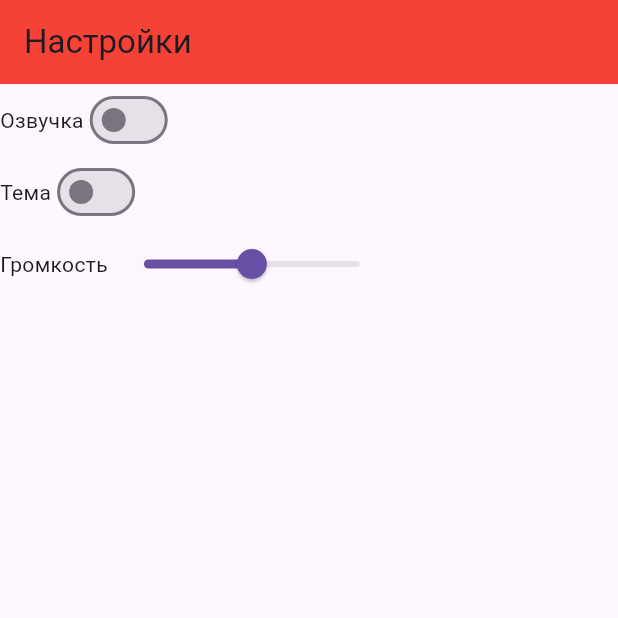
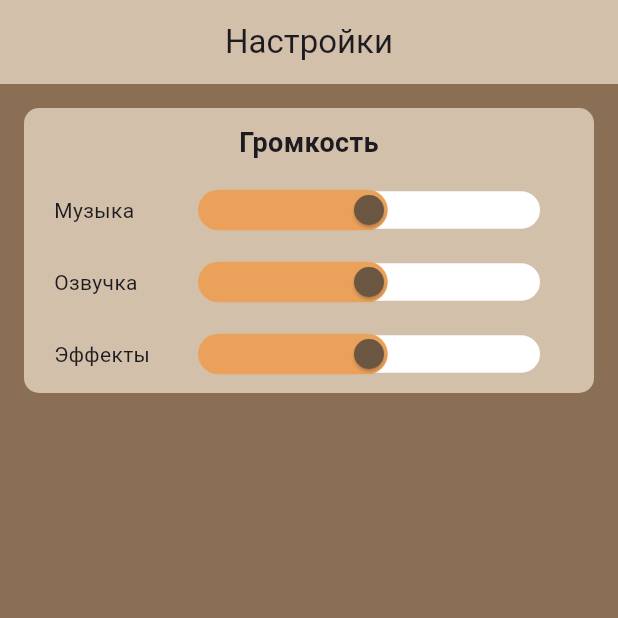
Before and after one commit to Xofty1/ShelterAI, a Flutter app: the screen it shows after launch, on a phone screen of 412 x 824 dp, the top half of it. Run offline on Flutter 3.47's test engine with Material 3 defaults, Android fonts, the phone set to English and light mode, and no system bars; our stand-ins replace shared_preferences.

Commit message:
add settings

```diff
--- a/lib/core/app_shared_preference/app_shared_preference.dart
+++ b/lib/core/app_shared_preference/app_shared_preference.dart
@@ -1,13 +1,13 @@
 import 'package:shared_preferences/shared_preferences.dart';
 
 class AppSharedPreference {
-  static final AppSharedPreference _instance = AppSharedPreference._Doubleernal();
+  static final AppSharedPreference _instance = AppSharedPreference._internal();
 
   SharedPreferences? _prefs;
 
   factory AppSharedPreference() => _instance;
 
-  AppSharedPreference._Doubleernal();
+  AppSharedPreference._internal();
 
   Future<void> init() async {
     _prefs = await SharedPreferences.getInstance();
--- a/lib/presentation/global_settings_screen/global_settings_widget.dart
+++ b/lib/presentation/global_settings_screen/global_settings_widget.dart
@@ -1,6 +1,8 @@
 import 'package:flutter/material.dart';
 import 'package:shelter_ai/presentation/global_settings_screen/utils/slider_settings.dart';
 import 'package:shelter_ai/presentation/global_settings_screen/utils/switch_settings.dart';
+
+import '../../core/app_shared_preference/app_shared_preference.dart';
 
 class GlobalSettingsWidget extends StatelessWidget {
   const GlobalSettingsWidget({super.key});
@@ -8,31 +10,92 @@ class GlobalSettingsWidget extends StatelessWidget {
   @override
   Widget build(BuildContext context) {
     return Scaffold(
+      backgroundColor: const Color(0xFF8B6F55),
       appBar: AppBar(
-          backgroundColor: Colors.red,
-          title: const Text("Настройки"),
+        backgroundColor: const Color(0xFFD3C0AA),
+        title: const Center(
+          child: Text("Настройки"),
         ),
-        body: const Column(
+      ),
+      body: SingleChildScrollView(
+        child: Padding(
+          padding: const EdgeInsets.all(16),
+          child: Container(
+            padding: const EdgeInsets.symmetric(vertical: 10, horizontal: 20),
+            decoration: BoxDecoration(
+              color: const Color(0xFFD3C0AA),
+              borderRadius: BorderRadius.circular(10),
+            ),
+            child: Column(
               children: [
+                const Center(
+                  child: Text(
+                    "Громкость",
+                    style: TextStyle(fontSize: 18, fontWeight: FontWeight.bold),
+                  ),
+                ),
+                const SizedBox(height: 16),
                 Row(
+                  mainAxisAlignment: MainAxisAlignment.spaceBetween,
                   children: [
-                Text("Озвучка"),
-                SwitchSettings(settingKey: "sound", ),
+                    const SizedBox(
+                      width: 80,
+                      child: Text("Музыка"),
+                    ),
+                    Expanded(
+                      child: SliderSettings(
+                        loadSetting: () =>
+                            AppSharedPreference().getDouble("music") ?? 50.0,
+                        saveSetting: (value) async =>
+                            await AppSharedPreference()
+                                .saveDouble("music", value),
+                      ),
+                    ),
                   ],
                 ),
+                const SizedBox(height: 16),
                 Row(
+                  mainAxisAlignment: MainAxisAlignment.spaceBetween,
                   children: [
-                Text("Тема"),
-                SwitchSettings(settingKey: "theme", ),
+                    const SizedBox(
+                      width: 80,
+                      child: Text("Озвучка"),
+                    ),
+                    Expanded(
+                      child: SliderSettings(
+                        loadSetting: () =>
+                            AppSharedPreference().getDouble("dubbing") ?? 50.0,
+                        saveSetting: (value) async =>
+                            await AppSharedPreference()
+                                .saveDouble("dubbing", value),
+                      ),
+                    ),
                   ],
                 ),
+                const SizedBox(height: 16),
                 Row(
+                  mainAxisAlignment: MainAxisAlignment.spaceBetween,
                   children: [
-                Text("Громкость"),
-                SliderSettings(settingKey: "volume",)
+                    const SizedBox(
+                      width: 80,
+                      child: Text("Эффекты"),
+                    ),
+                    Expanded(
+                      child: SliderSettings(
+                        loadSetting: () =>
+                            AppSharedPreference().getDouble("effects") ?? 50.0,
+                        saveSetting: (value) async =>
+                            await AppSharedPreference()
+                                .saveDouble("effects", value),
+                      ),
+                    ),
                   ],
                 ),
               ],
-        ));
+            ),
+          ),
+        ),
+      ),
+    );
   }
 }
--- a/lib/presentation/global_settings_screen/utils/slider_settings.dart
+++ b/lib/presentation/global_settings_screen/utils/slider_settings.dart
@@ -1,15 +1,16 @@
 import 'package:flutter/material.dart';
-import 'package:shelter_ai/core/app_shared_preference/app_shared_preference.dart';
 
 class SliderSettings extends StatefulWidget {
-  final String settingKey;
+  final double Function() loadSetting;
+  final Future<void> Function(double value) saveSetting;
   final double min;
   final double max;
   final double defaultValue;
 
   const SliderSettings({
     super.key,
-    required this.settingKey,
+    required this.loadSetting,
+    required this.saveSetting,
     this.min = 0.0,
     this.max = 100.0,
     this.defaultValue = 50.0,
@@ -29,25 +30,34 @@ class _SliderSettingsState extends State<SliderSettings> {
   }
 
   void _loadSetting() {
-    // Получаем значение как double или используем defaultValue
-    _sliderValue = AppSharedPreference().getDouble(widget.settingKey) ?? widget.defaultValue;
+    _sliderValue = widget.loadSetting();
     setState(() {});
   }
 
   @override
   Widget build(BuildContext context) {
-    return Slider(
+    return SliderTheme(
+      data: const SliderThemeData(
+        trackHeight: 25,
+        thumbShape: RoundSliderThumbShape(enabledThumbRadius: 10),
+        overlayShape: RoundSliderOverlayShape(overlayRadius: 16),
+        activeTrackColor: Color(0xFFEAA25A),
+        inactiveTrackColor: Colors.white,
+        thumbColor: Color.fromRGBO(107, 86, 66, 80),
+      ),
+      child: Slider(
         value: _sliderValue,
         min: widget.min,
         max: widget.max,
-      divisions: (widget.max - widget.min).toInt(), // Более гибкое количество делений
-      label: _sliderValue.toStringAsFixed(1), // Форматирование с одним десятичным знаком
+        divisions: (widget.max - widget.min).toInt(),
+        label: _sliderValue.toStringAsFixed(1),
         onChanged: (double value) {
           setState(() {
             _sliderValue = value;
           });
-        AppSharedPreference().saveDouble(widget.settingKey, _sliderValue);
+          widget.saveSetting(_sliderValue);
         },
+      ),
     );
   }
 }
```
Also changed, not shown: 2 other files. Lines whose indentation alone changed are shown as unchanged.
